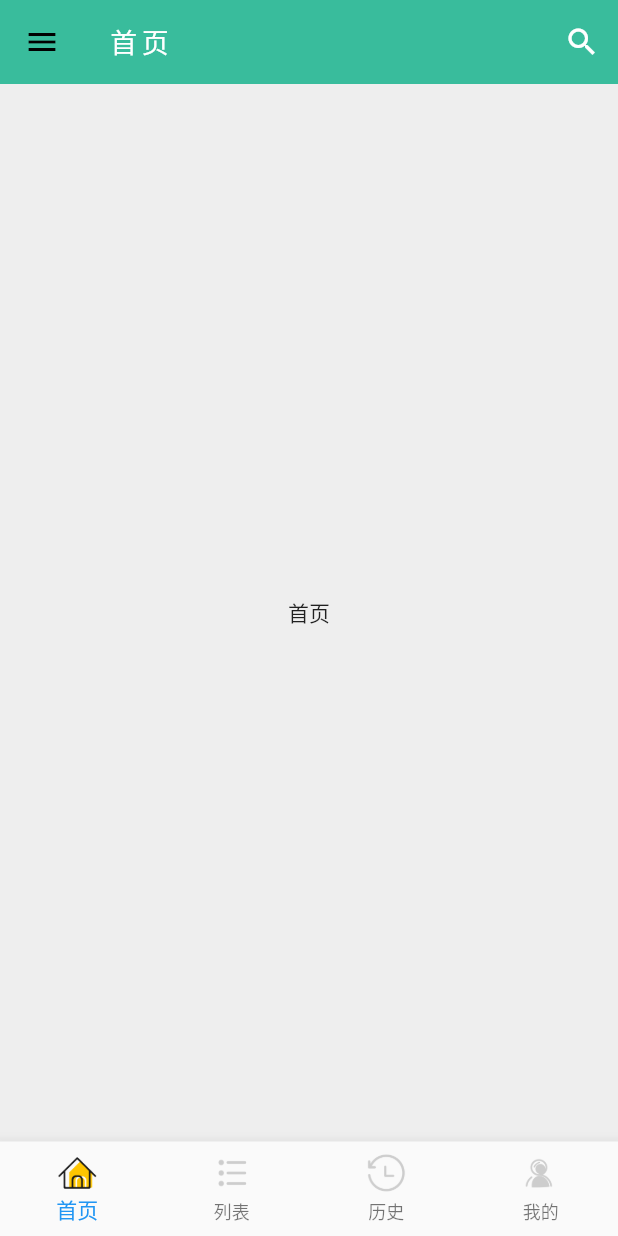
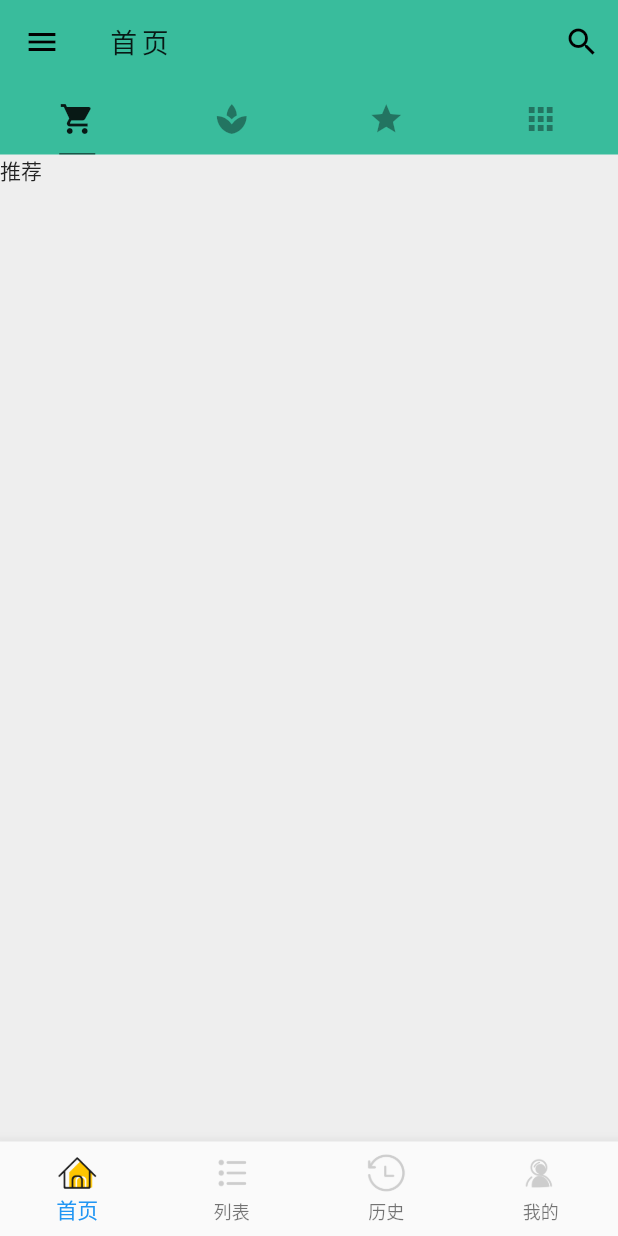
Before and after one commit to shiliangL/flutter-next-dev, a Flutter app: the screen it shows after launch, on a phone screen of 412 x 824 dp. Run offline on Flutter 3.47's test engine with Material 2 defaults, Android fonts, the phone set to English and light mode, and no system bars.

Commit message:
tab 页面规划

```diff
--- a/lib/main.dart
+++ b/lib/main.dart
@@ -1,21 +1,24 @@
 import 'package:flutter/material.dart';
 import 'package:flutter/rendering.dart';
 import 'package:flutternext/views/HomePage.dart';
+import 'package:flutternext/views/ListPage.dart';
+import 'package:flutternext/views/ViewsPage.dart';
+import 'package:flutternext/views/My.dart';
 
-void main() {
-  runApp(
-    MyApp());
-}
+void main()=> runApp(MyApp());
 
 class MyApp extends StatelessWidget {
   // This widget is the root of your application.
   @override
   Widget build(BuildContext context) {
     return MaterialApp(
-      // debugShowCheckedModeBanner: false,
+      debugShowCheckedModeBanner: false,
       initialRoute: '/',
       routes: {
-        '/': (context)=> new HomePage(title:'首页'),
+        '/': (context)=> new HomePage(),
+        '/list': (context)=> new ListPage(),
+        '/views': (context)=> new ViewsPage(),
+        '/my': (context)=> new My(),
       },
       theme: ThemeData(
         primaryColor: Color.fromARGB(255, 57, 188, 156),
--- a/lib/views/HomePage.dart
+++ b/lib/views/HomePage.dart
@@ -1,5 +1,15 @@
 import 'package:flutter/material.dart';
 import 'package:flutternext/components/DrawerLayout.dart';
+
+import 'package:flutternext/views/ListPage.dart';
+import 'package:flutternext/views/ViewsPage.dart';
+import 'package:flutternext/views/My.dart';
+
+import 'package:flutternext/views/tab/TopList.dart';
+import 'package:flutternext/views/tab/ActivityList.dart';
+import 'package:flutternext/views/tab/ClassType.dart';
+import 'package:flutternext/views/tab/Collection.dart';
+
 
 class HomePage extends StatefulWidget {
   HomePage({Key key, this.title}) : super(key: key);
@@ -33,35 +43,43 @@ class _HomePageState extends State<HomePage> {
   }
 
   _getViewPage() {
+    debugPrint('$_curIndex');
     switch (_curIndex) {
       case 0:
-        return new TabBarView(
-          children: [
-            new Center(child: new Text("首页")),
-            new Center(child: new Text("首页")),
+        return TabBarView(
+          children: <Widget>[
+            new TopList(),
+            new ActivityList(),
+            new ClassType(),
+            new Collection(),
           ],
         );
       case 1:
-        return new TabBarView(
-          children: [
-            new Center(child: new Text("列表")),
-            new Center(child: new Text("列表")),
-          ],
-        );
+        return new ListPage();
       case 2:
-        return new TabBarView(
-          children: [
-            new Center(child: new Text("历史")),
-            new Center(child: new Text("历史")),
-          ],
-        );
+        return new ViewsPage();
       case 3:
-        return new TabBarView(
-          children: [
-            new Center(child: new Text("我的")),
-            new Center(child: new Text("我的")),
-          ],
-        );
+        return new My();
+    }
+  }
+
+  _getBottom() {
+    if (_curIndex == 0) {
+      return TabBar(
+        isScrollable: false,
+        unselectedLabelColor: Colors.black38,
+        indicatorColor: Colors.black54,
+        indicatorSize: TabBarIndicatorSize.label,
+        indicatorWeight: 1.0,
+        tabs: <Widget>[
+          Tab(icon: Icon(Icons.shopping_cart)),
+          Tab(icon: Icon(Icons.spa)),
+          Tab(icon: Icon(Icons.star)),
+          Tab(icon: Icon(Icons.apps)),
+        ],
+      );
+    } else {
+      return null;
     }
   }
 
@@ -72,16 +90,21 @@ class _HomePageState extends State<HomePage> {
       child: Scaffold(
         backgroundColor: Colors.grey[200],
         appBar: AppBar(
-          title: Text(_getTitle(),style: TextStyle(fontSize: 18.0, letterSpacing: 3.0, color: Colors.white)),
+          title: Text(_getTitle(),style: TextStyle(fontSize: 18.0, letterSpacing: 3.0)),
           actions: <Widget>[
             IconButton(
               icon: Icon(Icons.search),
-              color: Colors.white,
               tooltip: 'Search',
               onPressed: () => debugPrint('$_curIndex'),
-            )
+            ),
           ],
           elevation: 0.0,
+          // leading: IconButton(
+          //   icon: Icon(Icons.menu),
+          //   color: Colors.white,
+          //   onPressed: ()=> debugPrint('$_curIndex'),
+          // ),
+          bottom: _getBottom(),
         ),
         body: _getViewPage(),
         drawer: new Drawer(
--- /dev/null
+++ b/lib/views/tab/TopList.dart
@@ -0,0 +1,8 @@
+import 'package:flutter/material.dart';
+
+class TopList extends StatelessWidget {
+  @override
+  Widget build(BuildContext context) {
+    return new Text('推荐');
+  }
+}
```
Also changed, not shown: lib/views/ListPage.dart (added, +8 -0 lines), lib/views/My.dart (added, +8 -0 lines), lib/views/ViewsPage.dart (added, +8 -0 lines), lib/views/tab/ActivityList.dart (added, +8 -0 lines), lib/views/tab/ClassType.dart (added, +8 -0 lines), lib/views/tab/Collection.dart (added, +8 -0 lines).
